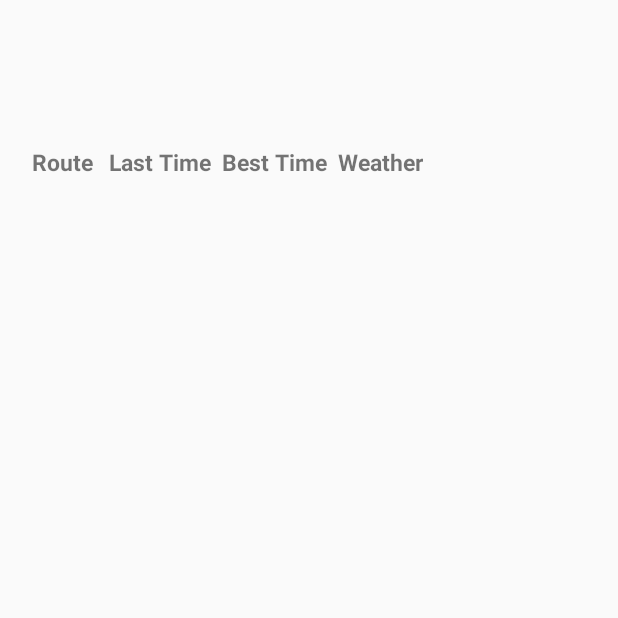
After one commit to Sermodi/SportRoutes, an Android app: the ListaDeRutasActivity screen opened directly, with no data from a screen before it, on a phone screen of 412 x 824 dp, the top half of it. The commit adds this screen. Run offline under Robolectric (Android 15) with nearby library versions, the phone set to English and light mode, and no system bars.

Commit message:
Activity de lista de Rutas

```diff
--- a/app/src/main/AndroidManifest.xml
+++ b/app/src/main/AndroidManifest.xml
@@ -15,7 +15,7 @@
         android:label="@string/app_name"
         android:supportsRtl="true"
         android:theme="@style/AppTheme"
-        tools:ignore="AllowBackup">
+        tools:ignore="AllowBackup" >
         <activity android:name=".MainActivity" >
             <intent-filter>
                 <action android:name="android.intent.action.MAIN" />
@@ -38,6 +38,8 @@
         <activity android:name=".ConfirmarRuta" >
         </activity>
         <activity android:name=".OpcionesActivity" />
+        <activity android:name=".ListaDeRutasActivity" >
+        </activity>
     </application>
 
 </manifest>
--- a/app/src/main/java/com/asimov/sportroutes/Fragment_RealizarRuta.java
+++ b/app/src/main/java/com/asimov/sportroutes/Fragment_RealizarRuta.java
@@ -4,11 +4,13 @@ package com.asimov.sportroutes;
  * Fragmento que muestra el boton realizar ruta
  * Created by Sarekito on 16/11/15.
  */
+import android.content.Intent;
 import android.os.Bundle;
 import android.support.v4.app.Fragment;
 import android.view.LayoutInflater;
 import android.view.View;
 import android.view.ViewGroup;
+import android.widget.Button;
 
 public class Fragment_RealizarRuta extends Fragment {
 
@@ -19,7 +21,16 @@ public class Fragment_RealizarRuta extends Fragment {
     @Override
     public View onCreateView(LayoutInflater inflater, ViewGroup container,
                              Bundle savedInstanceState) {
+        View inflador = inflater.inflate(R.layout.fragment_fragment2, container, false);
+        Button boton = (Button) inflador.findViewById(R.id.buttonRealizar);
+        boton.setOnClickListener(new View.OnClickListener() {
+            @Override
+            public void onClick(View v) {
+                Intent intent = new Intent(getContext(),ListaDeRutasActivity.class);
+                startActivity(intent);
+            }
+        });
         // Inflate the layout for this fragment
-        return inflater.inflate(R.layout.fragment_fragment2, container, false);
+        return inflador;
     }
 }
--- /dev/null
+++ b/app/src/main/java/com/asimov/sportroutes/ListaDeRutasActivity.java
@@ -0,0 +1,13 @@
+package com.asimov.sportroutes;
+
+import android.support.v7.app.AppCompatActivity;
+import android.os.Bundle;
+
+public class ListaDeRutasActivity extends AppCompatActivity {
+
+    @Override
+    protected void onCreate(Bundle savedInstanceState) {
+        super.onCreate(savedInstanceState);
+        setContentView(R.layout.activity_lista_de_rutas);
+    }
+}
--- /dev/null
+++ b/app/src/main/res/layout/activity_lista_de_rutas.xml
@@ -0,0 +1,78 @@
+<?xml version="1.0" encoding="utf-8"?>
+<RelativeLayout xmlns:android="http://schemas.android.com/apk/res/android"
+    xmlns:tools="http://schemas.android.com/tools" android:layout_width="match_parent"
+    android:layout_height="match_parent" android:paddingLeft="@dimen/activity_horizontal_margin"
+    android:paddingRight="@dimen/activity_horizontal_margin"
+    android:paddingTop="@dimen/activity_vertical_margin"
+    android:paddingBottom="@dimen/activity_vertical_margin"
+    tools:context="com.asimov.sportroutes.ListaDeRutasActivity">
+
+    <TableLayout
+        android:layout_width="match_parent"
+        android:layout_height="match_parent"
+        android:layout_alignParentTop="true"
+        android:layout_alignParentStart="true"
+        android:layout_marginTop="79dp"
+        android:id="@+id/tablaRutas">
+
+        <TableRow
+            android:layout_width="match_parent"
+            android:layout_height="match_parent">
+
+            <TextView
+                android:layout_width="wrap_content"
+                android:layout_height="wrap_content"
+                android:textAppearance="?android:attr/textAppearanceSmall"
+                android:text="@string/RutaString"
+                android:id="@+id/tituloRuta"
+                android:layout_column="0"
+                android:textSize="15dip"
+                android:paddingLeft="5dp"
+                android:textIsSelectable="false"
+                android:paddingTop="2dp"
+                android:paddingRight="5dp"
+                android:paddingBottom="2dp" />
+
+            <TextView
+                android:layout_width="wrap_content"
+                android:layout_height="wrap_content"
+                android:textAppearance="?android:attr/textAppearanceSmall"
+                android:text="@string/ultimoTiempo"
+                android:id="@+id/tituloUltimoT"
+                android:layout_column="1"
+                android:textSize="15dip"
+                android:paddingLeft="5dp"
+                android:paddingTop="2dp"
+                android:paddingRight="2dp"
+                android:paddingBottom="5dp" />
+
+            <TextView
+                android:layout_width="wrap_content"
+                android:layout_height="wrap_content"
+                android:textAppearance="?android:attr/textAppearanceSmall"
+                android:text="@string/mejorTiempo"
+                android:id="@+id/tituloMejorT"
+                android:layout_column="2"
+                android:textSize="15dip"
+                android:paddingLeft="5dp"
+                android:paddingTop="2dp"
+                android:paddingRight="2dp"
+                android:paddingBottom="5dp" />
+
+            <TextView
+                android:layout_width="wrap_content"
+                android:layout_height="wrap_content"
+                android:textAppearance="?android:attr/textAppearanceSmall"
+                android:text="@string/clima"
+                android:id="@+id/tituloClima"
+                android:layout_column="3"
+                android:textSize="15dip"
+                android:paddingLeft="5dp"
+                android:paddingTop="2dp"
+                android:paddingRight="2dp"
+                android:paddingBottom="5dp" />
+
+        </TableRow>
+
+    </TableLayout>
+</RelativeLayout>
--- a/app/src/main/res/values/strings.xml
+++ b/app/src/main/res/values/strings.xml
@@ -70,4 +70,9 @@ You can save the route by pressing Yes to Save pop up and be sure to enjoy your
     <string name="preferenciaTiempoContenidoAmpliado">Allow the app to show a weather prediction. This setting will help the user to be conscious of the weather at the time he want to start the route</string>
     <string name="preferenciaAvisoSalidaContenidoAmpliado">Allow the app to alert the user by some methods to be defined soon. It works by beeping or vibration (should be defined soon) when the user gets out of the selected route.</string>
     <string name="preferenciaTemperaturaContenidoAmpliado">Allow the app to show the temperature. We think is too useful because sometimes the sun can be shinning and the temperature be bellow zero.</string>
+    <string name="PermisosPantallaDenegados">Screen permission is denied.</string>
+    <string name="RutaString"><b>Route</b></string>
+    <string name="ultimoTiempo"><b>Last Time</b></string>
+    <string name="mejorTiempo"><b>Best Time</b></string>
+    <string name="clima"><b>Weather</b></string>
 </resources>
```
Also changed, not shown: 1 other file.
